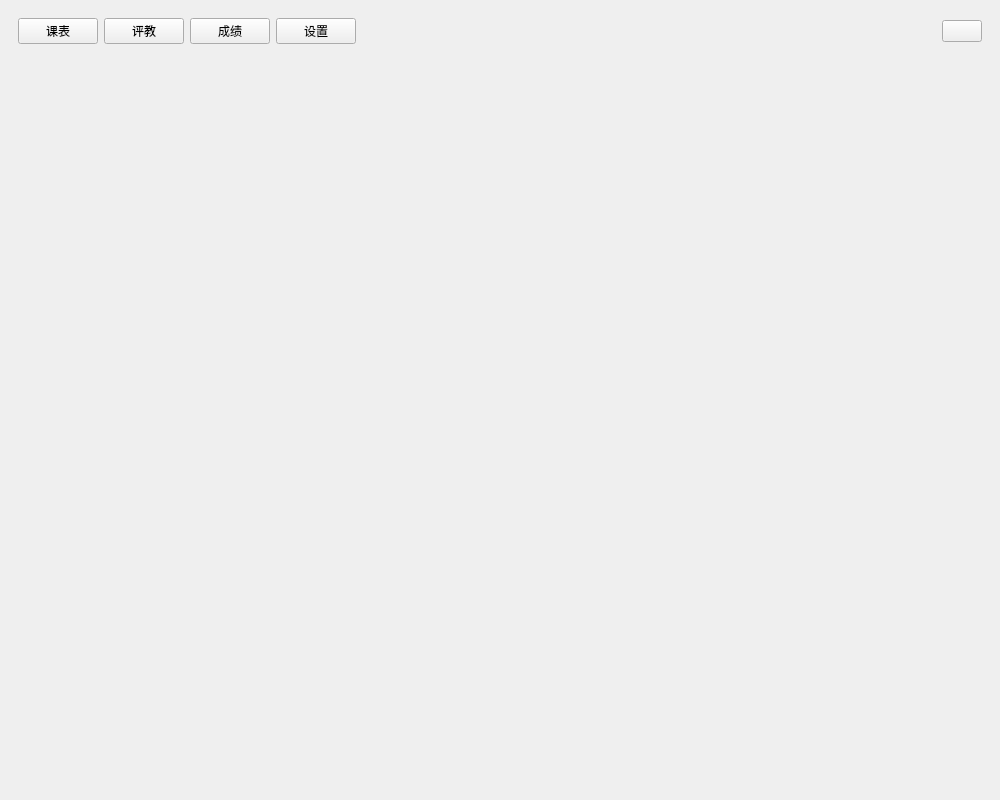
Before: the Qt Designer form Main_Window_UI.ui in MIkumikumi0116/WHUT-Helper, drawn with Qt 5.
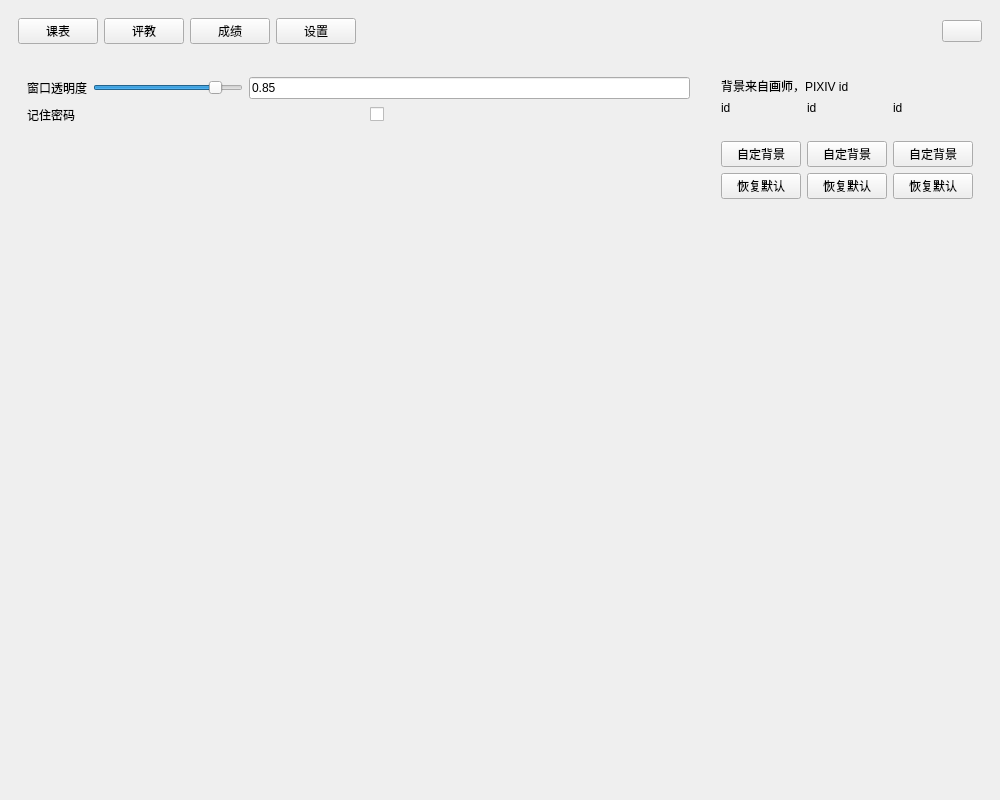
After: the same form once the commit is applied. The open tabs and pages were chosen to show the change. Icons and pictures are not drawn.

Commit message: 保存密码和窗口透明度调整

Patch:
```diff
--- a/Main_Window_UI.ui
+++ b/Main_Window_UI.ui
@@ -321,7 +321,298 @@
       <widget class="QWidget" name="Setting_Tab">
        <layout class="QHBoxLayout" name="Setting_Tab_Layout">
         <item>
-         <layout class="QHBoxLayout" name="horizontalLayout_4"/>
+         <widget class="QWidget" name="Setting_Left_Widget" native="true">
+          <layout class="QVBoxLayout" name="Setting_Left_Widget_Layout">
+           <item>
+            <layout class="QHBoxLayout" name="Set_Opacity_Layout">
+             <item>
+              <widget class="QLabel" name="Set_Opacity_Label">
+               <property name="text">
+                <string>窗口透明度</string>
+               </property>
+              </widget>
+             </item>
+             <item>
+              <widget class="QSlider" name="Set_Opacity_Slider">
+               <property name="sizePolicy">
+                <sizepolicy hsizetype="Fixed" vsizetype="Preferred">
+                 <horstretch>0</horstretch>
+                 <verstretch>0</verstretch>
+                </sizepolicy>
+               </property>
+               <property name="minimumSize">
+                <size>
+                 <width>150</width>
+                 <height>0</height>
+                </size>
+               </property>
+               <property name="maximum">
+                <number>100</number>
+               </property>
+               <property name="value">
+                <number>85</number>
+               </property>
+               <property name="orientation">
+                <enum>Qt::Horizontal</enum>
+               </property>
+              </widget>
+             </item>
+             <item>
+              <widget class="QLineEdit" name="Set_Opacity_LineEdit">
+               <property name="text">
+                <string>0.85</string>
+               </property>
+              </widget>
+             </item>
+             <item>
+              <spacer name="horizontalSpacer_4">
+               <property name="orientation">
+                <enum>Qt::Horizontal</enum>
+               </property>
+              </spacer>
+             </item>
+            </layout>
+           </item>
+           <item>
+            <layout class="QHBoxLayout" name="Save_Account_Layout">
+             <item>
+              <widget class="QLabel" name="Save_Account_Label">
+               <property name="text">
+                <string>记住密码</string>
+               </property>
+              </widget>
+             </item>
+             <item>
+              <spacer name="horizontalSpacer_6">
+               <property name="orientation">
+                <enum>Qt::Horizontal</enum>
+               </property>
+               <property name="sizeType">
+                <enum>QSizePolicy::Fixed</enum>
+               </property>
+               <property name="sizeHint" stdset="0">
+                <size>
+                 <width>17</width>
+                 <height>20</height>
+                </size>
+               </property>
+              </spacer>
+             </item>
+             <item>
+              <widget class="QCheckBox" name="Save_Account_CheckBox">
+               <property name="text">
+                <string/>
+               </property>
+              </widget>
+             </item>
+             <item>
+              <spacer name="horizontalSpacer_5">
+               <property name="orientation">
+                <enum>Qt::Horizontal</enum>
+               </property>
+              </spacer>
+             </item>
+            </layout>
+           </item>
+           <item>
+            <spacer name="verticalSpacer">
+             <property name="orientation">
+              <enum>Qt::Vertical</enum>
+             </property>
+             <property name="sizeHint" stdset="0">
+              <size>
+               <width>20</width>
+               <height>40</height>
+              </size>
+             </property>
+            </spacer>
+           </item>
+          </layout>
+         </widget>
+        </item>
+        <item>
+         <widget class="QWidget" name="Setting_Right_Widget" native="true">
+          <layout class="QVBoxLayout" name="Setting_Right_Widget_Layout">
+           <item>
+            <layout class="QHBoxLayout" name="Illustrator_ID_Layout">
+             <item>
+              <widget class="QLabel" name="Illustrator_ID_Label">
+               <property name="text">
+                <string>背景来自画师，PIXIV id</string>
+               </property>
+              </widget>
+             </item>
+            </layout>
+           </item>
+           <item>
+            <layout class="QHBoxLayout" name="Background_Setting_Layout">
+             <item>
+              <layout class="QVBoxLayout" name="Main_Bg_Setting_Layout">
+               <item>
+                <widget class="QLabel" name="Main_Bg_ID_Label">
+                 <property name="text">
+                  <string>id</string>
+                 </property>
+                </widget>
+               </item>
+               <item>
+                <widget class="QLabel" name="Main_Bg_Img_Label">
+                 <property name="sizePolicy">
+                  <sizepolicy hsizetype="Maximum" vsizetype="Maximum">
+                   <horstretch>0</horstretch>
+                   <verstretch>0</verstretch>
+                  </sizepolicy>
+                 </property>
+                 <property name="maximumSize">
+                  <size>
+                   <width>150</width>
+                   <height>150</height>
+                  </size>
+                 </property>
+                 <property name="text">
+                  <string/>
+                 </property>
+                 <property name="pixmap">
+                  <pixmap resource="All_Res.qrc">:/all_images/res/Main_Window_Background.png</pixmap>
+                 </property>
+                 <property name="scaledContents">
+                  <bool>true</bool>
+                 </property>
+                </widget>
+               </item>
+               <item>
+                <widget class="QPushButton" name="Main_Bg_Custom_Button">
+                 <property name="text">
+                  <string>自定背景</string>
+                 </property>
+                </widget>
+               </item>
+               <item>
+                <widget class="QPushButton" name="Main_Bg_Reset_Button">
+                 <property name="text">
+                  <string>恢复默认</string>
+                 </property>
+                </widget>
+               </item>
+              </layout>
+             </item>
+             <item>
+              <layout class="QVBoxLayout" name="Login_Bg_Setting_Layout">
+               <item>
+                <widget class="QLabel" name="Login_Bg_ID_Label">
+                 <property name="text">
+                  <string>id</string>
+                 </property>
+                </widget>
+               </item>
+               <item>
+                <widget class="QLabel" name="Login_Bg_Img_Label">
+                 <property name="sizePolicy">
+                  <sizepolicy hsizetype="Maximum" vsizetype="Maximum">
+                   <horstretch>0</horstretch>
+                   <verstretch>0</verstretch>
+                  </sizepolicy>
+                 </property>
+                 <property name="maximumSize">
+                  <size>
+                   <width>150</width>
+                   <height>150</height>
+                  </size>
+                 </property>
+                 <property name="text">
+                  <string/>
+                 </property>
+                 <property name="pixmap">
+                  <pixmap resource="All_Res.qrc">:/all_images/res/Login_Window_Background.png</pixmap>
+                 </property>
+                 <property name="scaledContents">
+                  <bool>true</bool>
+                 </property>
+                </widget>
+               </item>
+               <item>
+                <widget class="QPushButton" name="Login_Bg_Custom_Button">
+                 <property name="text">
+                  <string>自定背景</string>
+                 </property>
+                </widget>
+               </item>
+               <item>
+                <widget class="QPushButton" name="Login_Bg_Reset_Button">
+                 <property name="text">
+                  <string>恢复默认</string>
+                 </property>
+                </widget>
+               </item>
+              </layout>
+             </item>
+             <item>
+              <layout class="QVBoxLayout" name="Message_Bg_Setting_Layout">
+               <item>
+                <widget class="QLabel" name="Message_Bg_ID_Label">
+                 <property name="text">
+                  <string>id</string>
+                 </property>
+                </widget>
+               </item>
+               <item>
+                <widget class="QLabel" name="Message_Bg_Img_Label">
+                 <property name="sizePolicy">
+                  <sizepolicy hsizetype="Maximum" vsizetype="Maximum">
+                   <horstretch>0</horstretch>
+                   <verstretch>0</verstretch>
+                  </sizepolicy>
+                 </property>
+                 <property name="maximumSize">
+                  <size>
+                   <width>150</width>
+                   <height>150</height>
+                  </size>
+                 </property>
+                 <property name="text">
+                  <string/>
+                 </property>
+                 <property name="pixmap">
+                  <pixmap resource="All_Res.qrc">:/all_images/res/Message_Window_Background.png</pixmap>
+                 </property>
+                 <property name="scaledContents">
+                  <bool>true</bool>
+                 </property>
+                </widget>
+               </item>
+               <item>
+                <widget class="QPushButton" name="Message_Bg_Custom_Button">
+                 <property name="text">
+                  <string>自定背景</string>
+                 </property>
+                </widget>
+               </item>
+               <item>
+                <widget class="QPushButton" name="Message_Bg_Reset_Button">
+                 <property name="text">
+                  <string>恢复默认</string>
+                 </property>
+                </widget>
+               </item>
+              </layout>
+             </item>
+            </layout>
+           </item>
+           <item>
+            <spacer name="verticalSpacer_2">
+             <property name="orientation">
+              <enum>Qt::Vertical</enum>
+             </property>
+             <property name="sizeHint" stdset="0">
+              <size>
+               <width>20</width>
+               <height>40</height>
+              </size>
+             </property>
+            </spacer>
+           </item>
+          </layout>
+         </widget>
         </item>
        </layout>
       </widget>
```
The commit also changes 8 other files.
